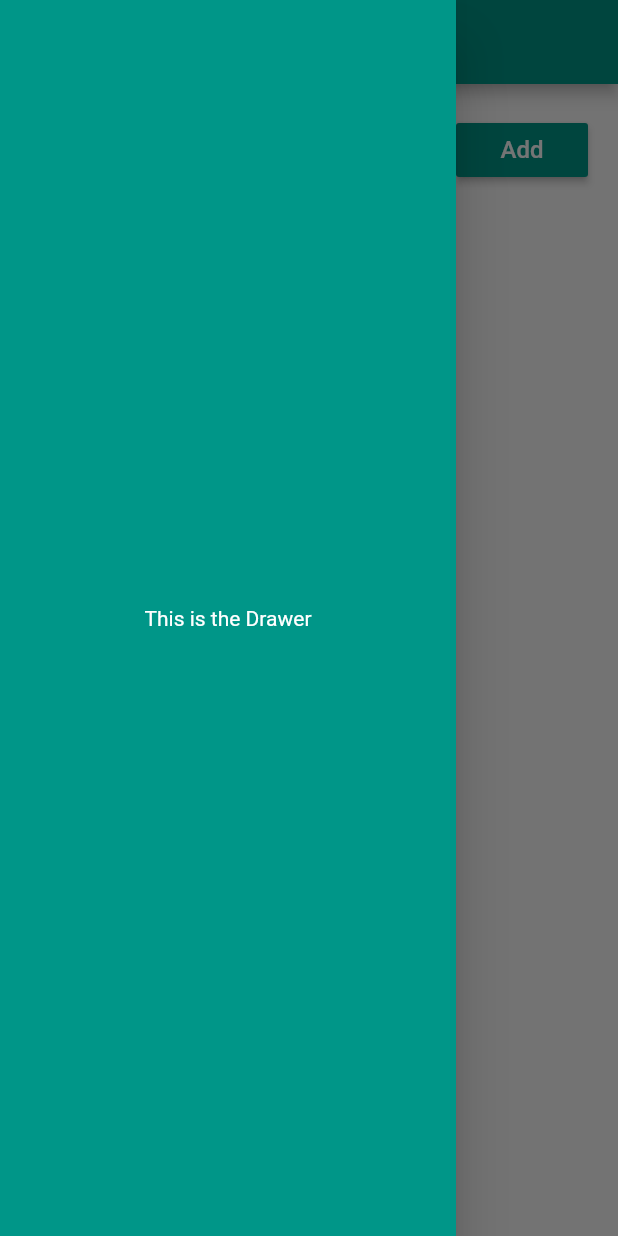
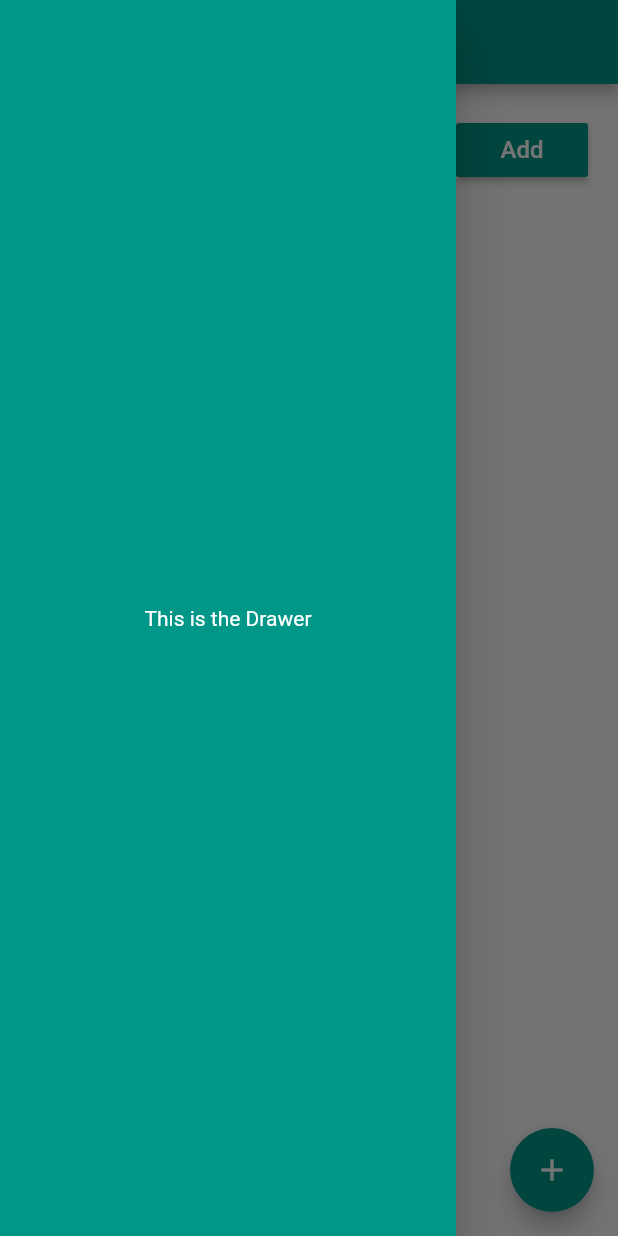
Before and after one commit to MarcosMart1ns/FlutterToDo, a Flutter app: the screen it shows after launch, with the side drawer open, on a phone screen of 412 x 824 dp. Run offline on Flutter 3.47's test engine with Material 2 defaults, Android fonts, the phone set to English and light mode, and no system bars; our stand-ins replace firebase_core, firebase_database; accounts and stored records are empty.

```diff
--- a/lib/main.dart
+++ b/lib/main.dart
@@ -1,5 +1,8 @@
 import 'package:flutter/material.dart';
 import 'package:flutter/services.dart';
+import 'package:firebase_core/firebase_core.dart';
+import 'package:firebase_database/firebase_database.dart';
+// ignore: implementation_imports
 
 void main() {
   runApp(MyApp());
@@ -34,6 +37,24 @@ class _MyHomePageState extends State<MyHomePage> {
   final TextEditingController inputController = TextEditingController();
   final GlobalKey<FormState> _formKey = GlobalKey<FormState>();
   List<String> _tasks = List();
+
+  final DBRef = FirebaseDatabase.instance.reference();
+
+  // Define an async function to initialize FlutterFire
+  void initializeFlutterFire() async {
+    // Wait for Firebase to initialize and set `_initialized` state to true
+    await Firebase.initializeApp();
+  }
+
+  @override
+  void initState() {
+    initializeFlutterFire();
+    super.initState();
+  }
+
+  void test() {
+    DBRef.child('/mobile').once().then((value) => print(value.value));
+  }
 
   @override
   Widget build(BuildContext context) {
@@ -97,7 +118,9 @@ class _MyHomePageState extends State<MyHomePage> {
                       onPressed: () {
                         if (_formKey.currentState.validate()) {
                           setState(() {
-                            _tasks.add(inputController.text);
+                            DBRef.child('/mobile')
+                                .push()
+                                .set({'note': inputController.text});
                           });
                           inputController.clear();
                         }
@@ -120,15 +143,17 @@ class _MyHomePageState extends State<MyHomePage> {
                   ));
                 },
               ),
-            )
+            ),
           ],
         ),
       ),
-      // floatingActionButton: FloatingActionButton(
-      //   onPressed: _incrementCounter,
-      //   tooltip: 'Increment',
-      //   child: Icon(Icons.add),
-      // ), // This trailing comma makes auto-formatting nicer for build methods.
+      floatingActionButton: FloatingActionButton(
+        onPressed: () {
+          test();
+        },
+        tooltip: 'testa conexao',
+        child: Icon(Icons.add),
+      ), // This trailing comma makes auto-formatting nicer for build methods.
     );
   }
 }
--- a/pubspec.yaml
+++ b/pubspec.yaml
@@ -23,6 +23,8 @@ environment:
 dependencies:
   flutter:
     sdk: flutter
+  firebase_core: "0.5.0+1"
+  firebase_database: "^4.1.1"
 
 
   # The following adds the Cupertino Icons font to your application.
```
Also changed, not shown: pubspec.lock, 3 other files.
